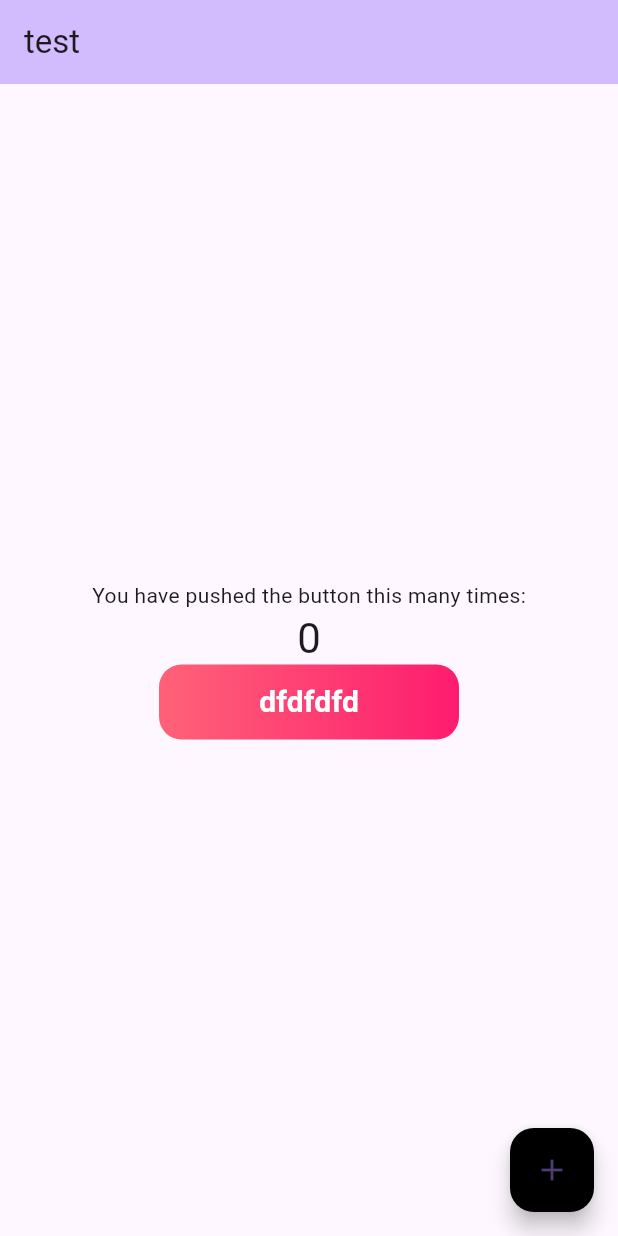
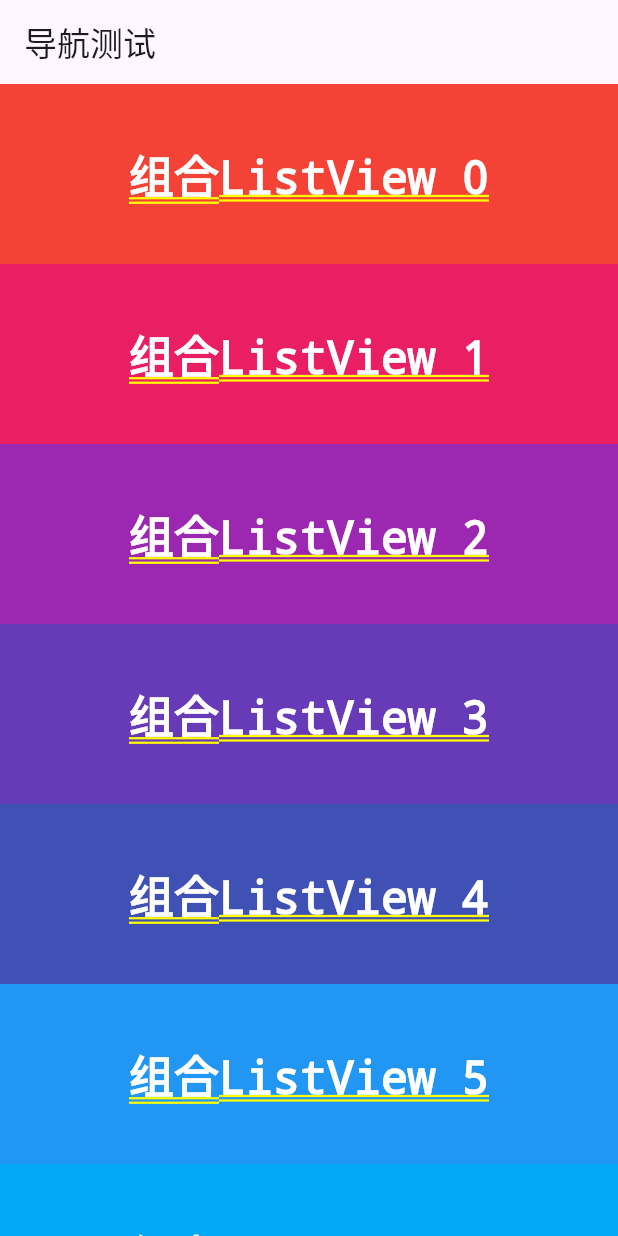
Before and after one commit to xtrachen/fundation_test, a Flutter app: the screen it shows after launch, on a phone screen of 412 x 824 dp. Run offline on Flutter 3.47's test engine with Material 2 defaults, Android fonts, the phone set to English and light mode, and no system bars; our stand-ins replace flash, get.

Commit message:
add file

```diff
--- a/lib/main.dart
+++ b/lib/main.dart
@@ -3,6 +3,10 @@ import 'package:get/get.dart';
 
 import 'iconDialog.dart';
 import 'pinkLinearButton.dart';
+
+import 'package:flash/flash.dart';
+
+
 
 void main() {
   // runApp(const MyApp());
@@ -81,96 +85,28 @@ class _MyHomePageState extends State<MyHomePage> {
     // The Flutter framework has been optimized to make rerunning build methods
     // fast, so that you can just rebuild anything that needs updating rather
     // than having to individually change instances of widgets.
-    return Scaffold(
-      appBar: AppBar(
-        // TRY THIS: Try changing the color here to a specific color (to
-        // Colors.amber, perhaps?) and trigger a hot reload to see the AppBar
-        // change color while the other colors stay the same.
-        backgroundColor: Theme.of(context).colorScheme.inversePrimary,
-        // Here we take the value from the MyHomePage object that was created by
-        // the App.build method, and use it to set our appbar title.
-        title: Text("test"),
-      ),
-      body: Center(
-        // Center is a layout widget. It takes a single child and positions it
-        // in the middle of the parent.
-        child: Column(
-          // Column is also a layout widget. It takes a list of children and
-          // arranges them vertically. By default, it sizes itself to fit its
-          // children horizontally, and tries to be as tall as its parent.
-          //
-          // Column has various properties to control how it sizes itself and
-          // how it positions its children. Here we use mainAxisAlignment to
-          // center the children vertically; the main axis here is the vertical
-          // axis because Columns are vertical (the cross axis would be
-          // horizontal).
-          //
-          // TRY THIS: Invoke "debug painting" (choose the "Toggle Debug Paint"
-          // action in the IDE, or press "p" in the console), to see the
-          // wireframe for each widget.
-          mainAxisAlignment: MainAxisAlignment.center,
-          children: <Widget>[
-            const Text(
-              'You have pushed the button this many times:',
-            ),
-            Text(
-              '$_counter',
-              style: Theme.of(context).textTheme.headlineMedium,
-            ),
-            SizedBox(height: 50, width: 200,child: PinkLinearButton(onTap: (){},title: "dfdfdfd",fontsize: 20))
-          ],
-        ),
-      ),
-      floatingActionButton: FloatingActionButton(
-        onPressed: () {
-          _incrementCounter();
-          // Get.bottomSheet(_bottomSheetContainer());
-          Get.dialog(const IconDialog(title: "主标题",detail: "这里是副标题文本",confirmStr: "确定"));
-          // Get.defaultDialog(title: "im a dialog");
-        },
-        tooltip: 'Increment',
-        backgroundColor: Colors.black,
-        child: const Icon(Icons.add),
-      ), // This trailing comma makes auto-formatting nicer for build methods.
-    );
+    return _buildNestedScrollView();
   }
 
-  Widget _bottomSheetContainer() {
-    return SizedBox(
-      width: double.infinity,
-      height: 200,
-      child: Padding(
-        padding: const EdgeInsets.fromLTRB(20, 0, 20, 40),
-        child: Container(
-          decoration: BoxDecoration(
-              color: Colors.white, borderRadius: BorderRadius.circular(20)),
-          child: Column(
-            children: [
-              const SizedBox(height: 40),
-              InkWell(
-                onTap: () {
-                  Get.back();
-                },
-                child: const SizedBox(
-                  height: 40,
-                  width: double.infinity,
-                  child: Center(
-                    child: Text("Number_1"),
-                  ),
-                ),
-              ),
-              InkWell(
-                  onTap: () {
-                    Get.back();
-                  },
-                  child: const SizedBox(
-                      height: 40,
-                      width: double.infinity,
-                      child: Center(child: Text("Number_2"))))
-            ],
-          ),
-        ),
-      ),
-    );
+ _buildNestedScrollView(){
+    return NestedScrollView(
+        headerSliverBuilder: (BuildContext context,bool innerBoxIsScrolled){
+          return [
+            const SliverAppBar(title: Text('导航测试'),)
+          ];
+        },
+        body: ListView.builder(itemBuilder: (BuildContext context,int index){
+          return Container(
+            height: 120,
+            color: Colors.primaries[index%Colors.primaries.length],
+            alignment: Alignment.center,
+            child: Text(
+              '组合ListView $index',
+              style: const TextStyle(color: Colors.white,fontSize: 30),
+            ),
+          );
+        }));
   }
+
+
 }
--- a/pubspec.yaml
+++ b/pubspec.yaml
@@ -28,14 +28,15 @@ environment:
 # the latest version available on pub.dev. To see which dependencies have newer
 # versions available, run `flutter pub outdated`.
 dependencies:
+  flash: ^3.0.5+1
   flutter:
     sdk: flutter
 
-  get:
+  get: ^4.6.5
 
   # The following adds the Cupertino Icons font to your application.
   # Use with the CupertinoIcons class for iOS style icons.
-  cupertino_icons: ^1.0.2
+
 
 dev_dependencies:
   flutter_test:
```
Also changed, not shown: pubspec.lock.
